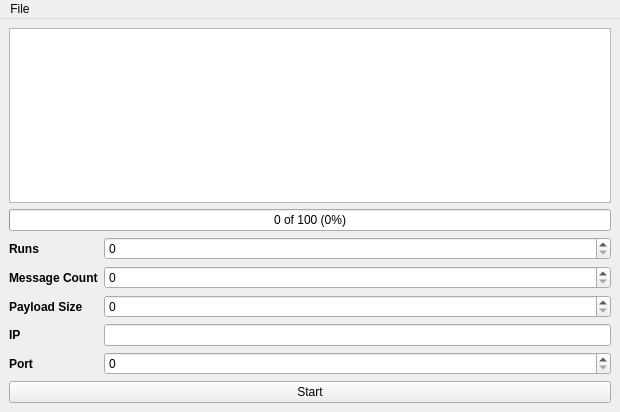
First picture: the form in gui/tool/wndMainWindow.ui, repository ClockworkOrigins/SocketPerformanceChecker, before the edit.
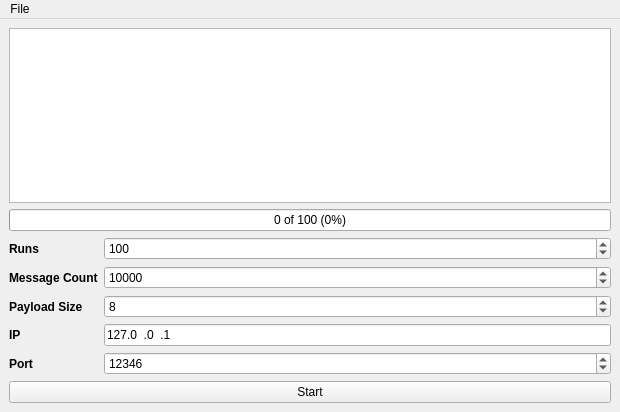
Second picture: the form after the edit.

The edit to the form file:
```diff
--- a/gui/tool/wndMainWindow.ui
+++ b/gui/tool/wndMainWindow.ui
@@ -49,9 +49,15 @@
        <layout class="QGridLayout" name="gridLayout_2">
         <item row="4" column="2">
          <widget class="QSpinBox" name="portSpinBox">
+          <property name="minimum">
+           <number>1</number>
+          </property>
           <property name="maximum">
            <number>65535</number>
           </property>
+          <property name="value">
+           <number>12346</number>
+          </property>
          </widget>
         </item>
         <item row="4" column="0">
@@ -68,7 +74,14 @@
          </widget>
         </item>
         <item row="3" column="2">
-         <widget class="QLineEdit" name="ipLineEdit"/>
+         <widget class="QLineEdit" name="ipLineEdit">
+          <property name="inputMask">
+           <string>999.999.999.999</string>
+          </property>
+          <property name="text">
+           <string>127.0.0.1</string>
+          </property>
+         </widget>
         </item>
         <item row="3" column="0">
          <widget class="QLabel" name="label_3">
@@ -98,9 +111,15 @@
         </item>
         <item row="1" column="2">
          <widget class="QSpinBox" name="messageCountSpinBox">
+          <property name="minimum">
+           <number>1</number>
+          </property>
           <property name="maximum">
            <number>1000000</number>
           </property>
+          <property name="value">
+           <number>10000</number>
+          </property>
          </widget>
         </item>
         <item row="2" column="0">
@@ -118,9 +137,15 @@
         </item>
         <item row="2" column="2">
          <widget class="QSpinBox" name="payloadSizeSpinBox">
+          <property name="minimum">
+           <number>1</number>
+          </property>
           <property name="maximum">
            <number>1000000</number>
           </property>
+          <property name="value">
+           <number>8</number>
+          </property>
          </widget>
         </item>
         <item row="0" column="0">
@@ -137,7 +162,20 @@
          </widget>
         </item>
         <item row="0" column="2">
-         <widget class="QSpinBox" name="runsSpinBox"/>
+         <widget class="QSpinBox" name="runsSpinBox">
+          <property name="minimum">
+           <number>1</number>
+          </property>
+          <property name="maximum">
+           <number>1000</number>
+          </property>
+          <property name="singleStep">
+           <number>1</number>
+          </property>
+          <property name="value">
+           <number>100</number>
+          </property>
+         </widget>
         </item>
        </layout>
       </item>
```
